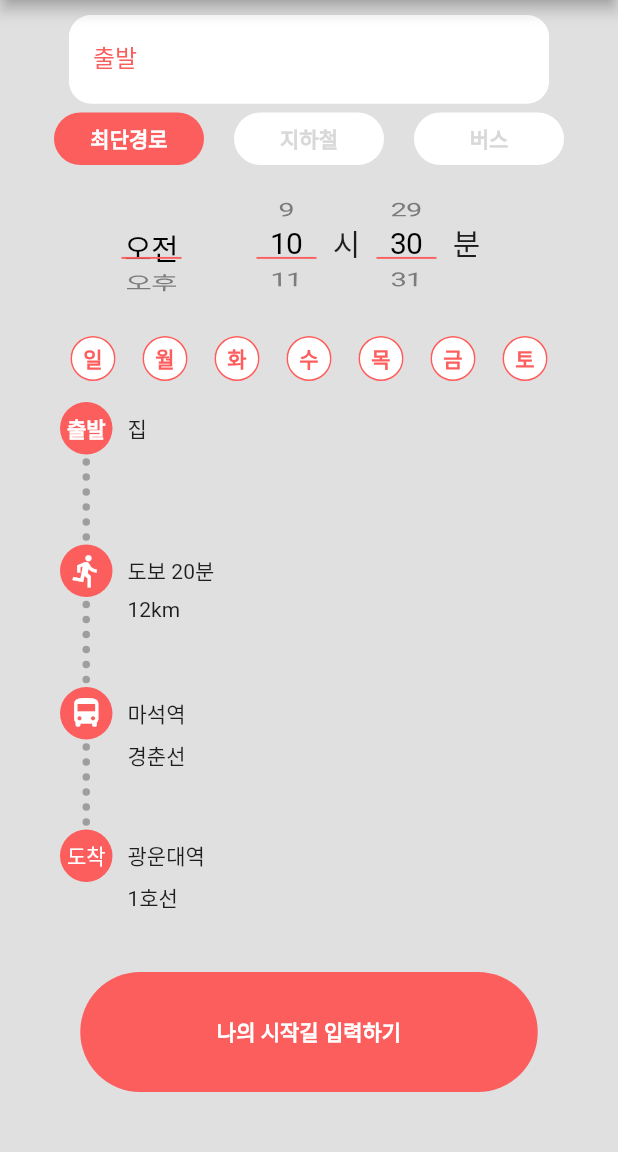
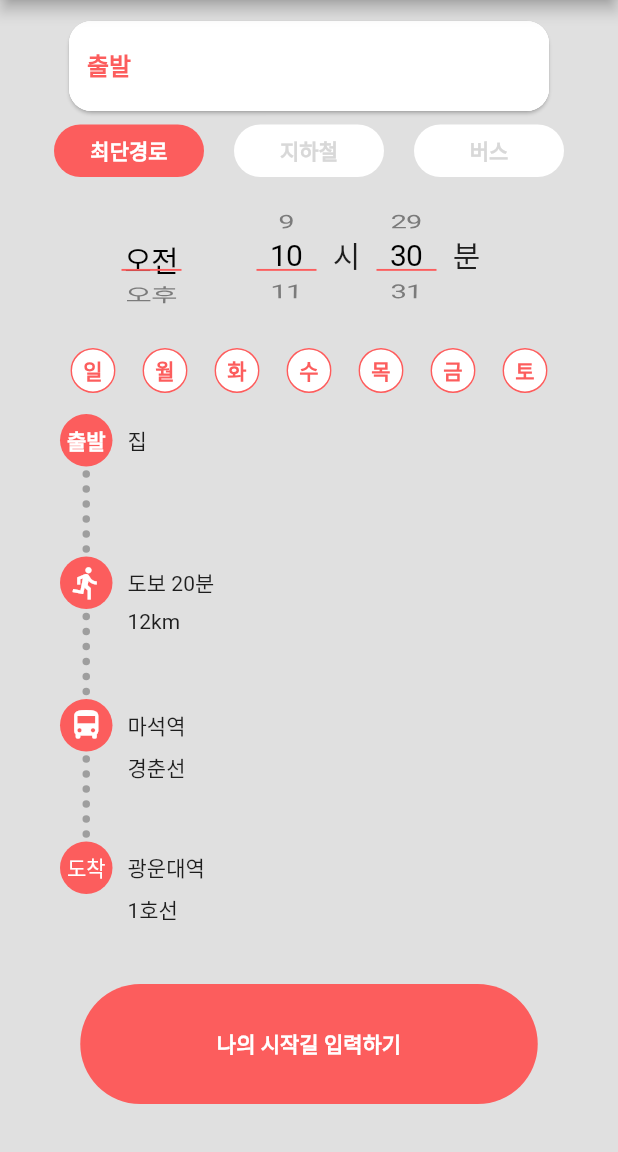
Before and after one commit to Team-Kelly/cotten_candy_ui, a Flutter app: the screen it shows after launch, on a phone screen of 412 x 824 dp, the part 84-1236 px from its top. Run offline on Flutter 3.47's test engine with Material 2 defaults, Android fonts, the phone set to English and light mode, and no system bars.

Commit message:
textField 수정

```diff
--- a/example/lib/main.dart
+++ b/example/lib/main.dart
@@ -30,6 +30,7 @@ class _HomePageState extends State<HomePage> {
   late FixedExtentScrollController ampmScrollController;
 
   @override
+
   ///
   ///Initialization process to manipulate timepicker externally
   ///
@@ -66,7 +67,9 @@ class _HomePageState extends State<HomePage> {
               ///usage of CandyTextField
               ///
               CandyTextField(
-                labelText: '출발',
+                hintText: '출발',
+                hintStyle: const TextStyle(
+                    color: CandyColors.candyPink, fontWeight: FontWeight.bold),
                 onChanged: (value) {},
               ),
 
--- a/lib/src/button.dart
+++ b/lib/src/button.dart
@@ -13,7 +13,7 @@ class CandyButton extends StatelessWidget {
   final double width;
   final double height;
   final Color buttonColor;
-  final Color enabledColor;
+  final Color disabledColor;
   final Color? focusColor;
   final Color? hoverColor;
   final Color? highlightColor;
@@ -30,7 +30,7 @@ class CandyButton extends StatelessWidget {
       this.width = 305,
       this.height = 80,
       this.buttonColor = CandyColors.candyPink,
-      this.enabledColor = const Color(0xFFFECFC3),
+      this.disabledColor = const Color(0xFFFECFC3),
       this.focusColor,
       this.hoverColor,
       this.highlightColor,
@@ -49,7 +49,7 @@ class CandyButton extends StatelessWidget {
       shape: RoundedRectangleBorder(
           borderRadius: BorderRadius.circular(borderRadius)),
       elevation: elevation,
-      fillColor: (onPressed != null) ? buttonColor : enabledColor,
+      fillColor: (onPressed != null) ? buttonColor : disabledColor,
       focusColor: focusColor,
       hoverColor: hoverColor,
       highlightColor: highlightColor,
--- a/lib/src/text_field.dart
+++ b/lib/src/text_field.dart
@@ -9,10 +9,12 @@ import 'package:flutter/material.dart';
 
 class CandyTextField extends StatefulWidget {
   final Function(String?)? onChanged;
-  final String? labelText;
   final double width;
   final double height;
-  final Color labelColor;
+  final double? elevation;
+  final Widget? label;
+  final String? hintText;
+  final TextStyle? hintStyle;
   final Color filledColor;
   final Color focusedsideColor;
   final Color enabledsideColor;
@@ -22,10 +24,12 @@ class CandyTextField extends StatefulWidget {
   const CandyTextField(
       {Key? key,
       required this.onChanged,
-      this.labelText,
       this.width = 320,
       this.height = 60,
-      this.labelColor = CandyColors.candyPink,
+      this.elevation = 1,
+      this.label,
+      this.hintText,
+      this.hintStyle,
       this.filledColor = const Color(0xFFFFFFFF),
       this.focusedsideColor = CandyColors.candyPink,
       this.enabledsideColor = const Color(0xFFFFFFFF),
@@ -40,10 +44,14 @@ class _CandyTextFieldState extends State<CandyTextField> {
   String? currentValue;
   @override
   Widget build(BuildContext context) {
-    return SizedBox(
-      width: widget.width,
-      height: widget.height,
+    return Card(
+      elevation: widget.elevation,
+      shape: RoundedRectangleBorder(
+        borderRadius: BorderRadius.circular(widget.borderRadius),
+      ),
       child: TextField(
+        maxLines: null,
+        expands: true,
         onChanged: (value) {
           setState(() {
             currentValue = value;
@@ -53,9 +61,11 @@ class _CandyTextFieldState extends State<CandyTextField> {
         decoration: InputDecoration(
           filled: true,
           fillColor: widget.filledColor,
-          labelText:
-              (widget.labelText != null) ? (' ' + widget.labelText!) : null,
-          labelStyle: TextStyle(color: widget.labelColor),
+          label: widget.label,
+          hintText: widget.hintText,
+          hintStyle: widget.hintStyle,
+          constraints: BoxConstraints.tightFor(
+              width: widget.width, height: widget.height),
           focusedBorder: OutlineInputBorder(
             borderRadius:
                 BorderRadius.all(Radius.circular(widget.borderRadius)),
--- a/pubspec.yaml
+++ b/pubspec.yaml
@@ -1,6 +1,6 @@
 name: cotton_candy_ui
 description: Make better your flutter application with candy-like widgets!
-version: 0.1.11
+version: 0.1.12
 homepage: https://github.com/Team-Kelly/cotten_candy_ui
 
 environment:
```
Also changed, not shown: example/pubspec.lock, 2 other files.
